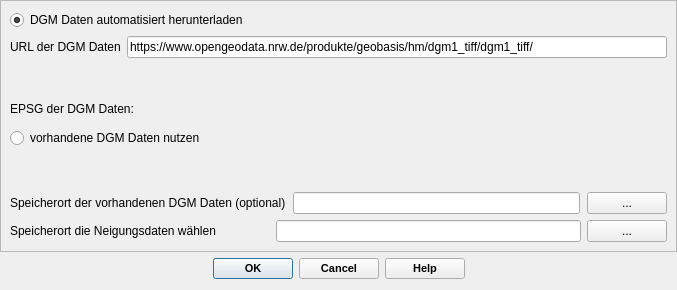
This is qkan/neigung/res/neigung.ui in hoettges/QKan as Qt 5 draws it before an edit. The edited form follows.
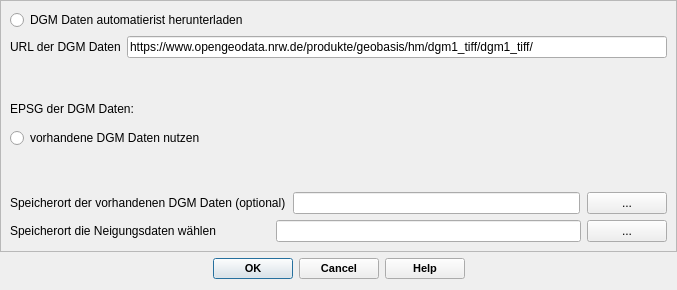
This is the edited form. Icons and pictures are not drawn. Custom widgets are drawn as their Qt base class.

```diff
--- a/qkan/neigung/res/neigung.ui
+++ b/qkan/neigung/res/neigung.ui
@@ -67,10 +67,7 @@
             <bool>true</bool>
            </property>
            <property name="text">
-            <string>DGM Daten automatisiert herunterladen</string>
-           </property>
-           <property name="checked">
-            <bool>true</bool>
+            <string>DGM Daten automatierist herunterladen</string>
            </property>
           </widget>
          </item>
```
